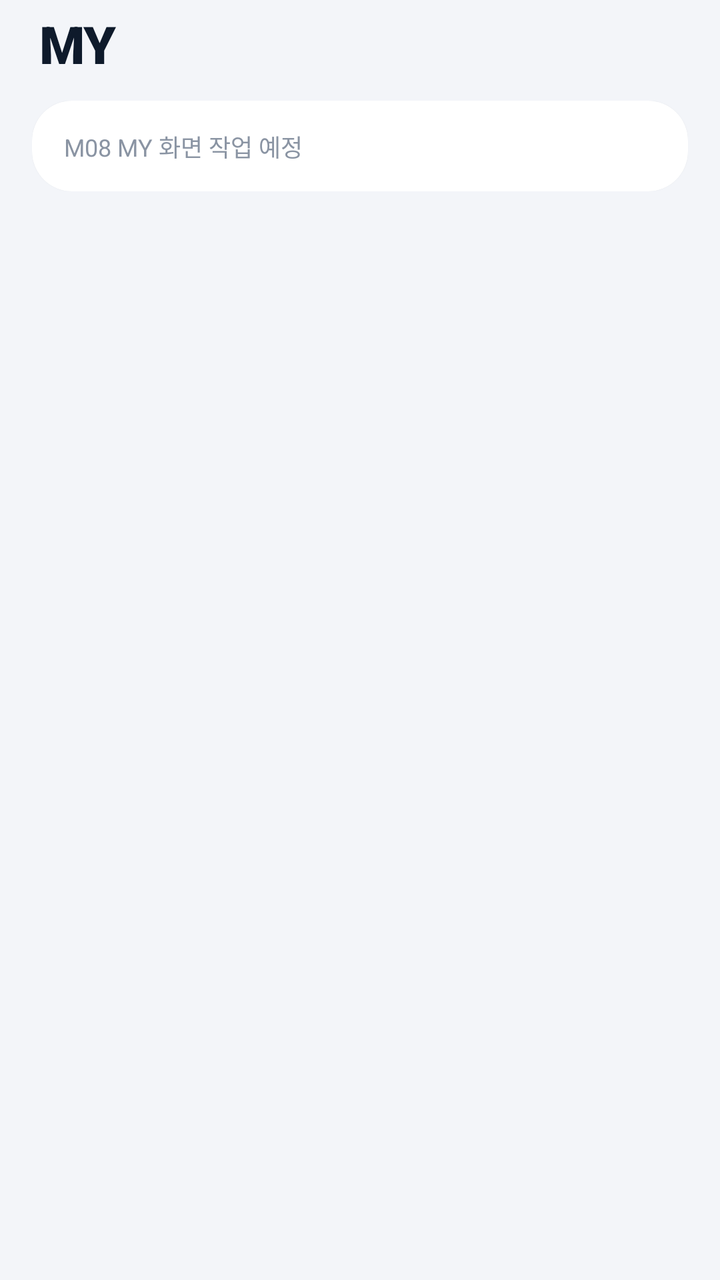
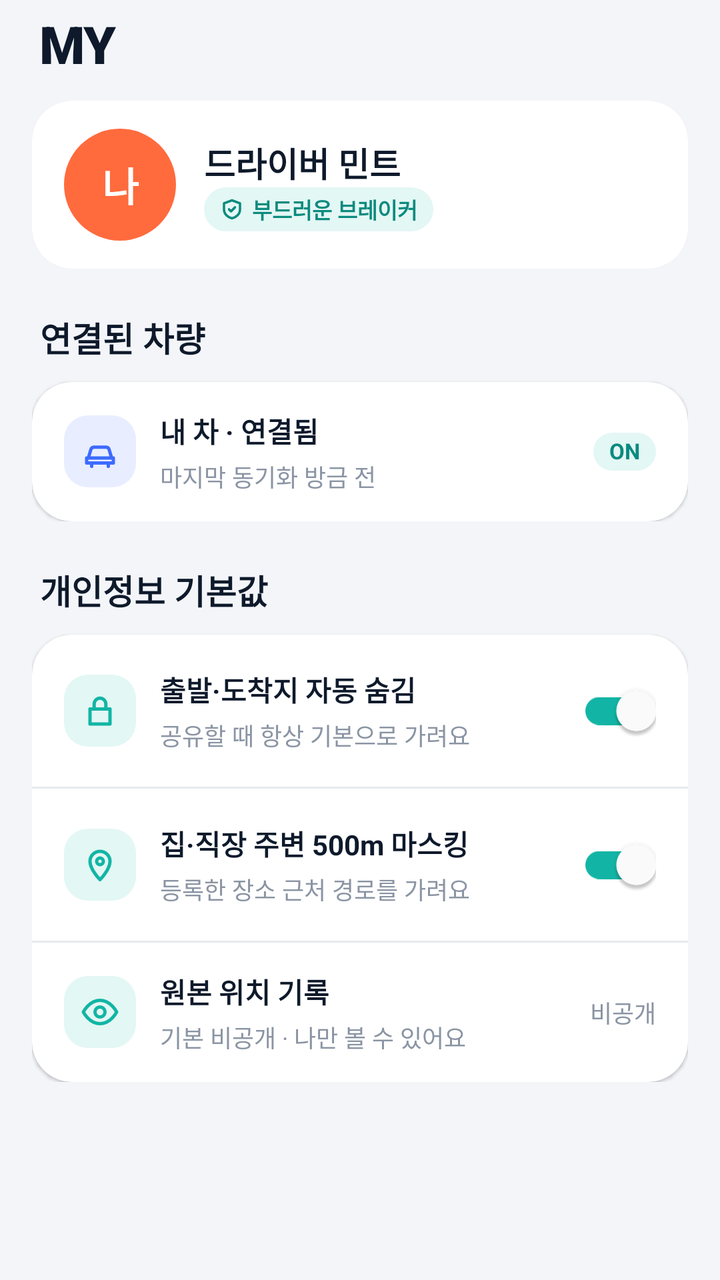

Screens rendered from an Android XML layout before and after an edit, with the pre-edit source and the edit as a unified diff.
<!-- AndroidManifest.xml: application theme Theme.CarlogMobile -->
<!-- res/layout/fragment_my.xml -->
<?xml version="1.0" encoding="utf-8"?>
<androidx.core.widget.NestedScrollView xmlns:android="http://schemas.android.com/apk/res/android"
    xmlns:app="http://schemas.android.com/apk/res-auto"
    android:layout_width="match_parent"
    android:layout_height="match_parent"
    android:fillViewport="true">

    <LinearLayout
        android:layout_width="match_parent"
        android:layout_height="wrap_content"
        android:orientation="vertical"
        android:paddingBottom="@dimen/cl_space_20">

        
        <LinearLayout style="@style/Widget.Carlog.PageHeader">

            <TextView
                style="@style/Carlog.Text.PageTitle"
                android:layout_width="0dp"
                android:layout_height="wrap_content"
                android:layout_weight="1"
                android:text="@string/tab_my" />

        </LinearLayout>

        
        <LinearLayout style="@style/Widget.Carlog.Section">

            <com.google.android.material.card.MaterialCardView
                android:layout_width="match_parent"
                android:layout_height="wrap_content">

                <LinearLayout style="@style/Widget.Carlog.CardContent">

                    <TextView
                        style="@style/Carlog.Text.Caption"
                        android:layout_width="wrap_content"
                        android:layout_height="wrap_content"
                        android:text="M08 MY 화면 작업 예정" />

                </LinearLayout>
            </com.google.android.material.card.MaterialCardView>
        </LinearLayout>
    </LinearLayout>
</androidx.core.widget.NestedScrollView>
<!-- resources referenced by this layout -->
<resources>
  <!-- unchanged entries left out for length: 40 -->
</resources>

<!-- the commit's change to res/layout/fragment_my.xml (unified diff, before → after) -->
@@ -1,45 +1,275 @@
 <?xml version="1.0" encoding="utf-8"?>
-<androidx.core.widget.NestedScrollView xmlns:android="http://schemas.android.com/apk/res/android"
+<androidx.core.widget.NestedScrollView
+    xmlns:android="http://schemas.android.com/apk/res/android"
     xmlns:app="http://schemas.android.com/apk/res-auto"
+    xmlns:tools="http://schemas.android.com/tools"
+    android:id="@+id/scroll_my"
     android:layout_width="match_parent"
     android:layout_height="match_parent"
-    android:fillViewport="true">
-
+    android:fillViewport="true"
+    tools:context=".ui.my.MyFragment"
+    tools:theme="@style/Theme.CarlogMobile">
     <LinearLayout
         android:layout_width="match_parent"
         android:layout_height="wrap_content"
         android:orientation="vertical"
         android:paddingBottom="@dimen/cl_space_20">
-
-        
-        <LinearLayout style="@style/Widget.Carlog.PageHeader">
-
+        <LinearLayout
+            style="@style/Widget.Carlog.PageHeader">
             <TextView
                 style="@style/Carlog.Text.PageTitle"
-                android:layout_width="0dp"
+                android:layout_width="match_parent"
                 android:layout_height="wrap_content"
-                android:layout_weight="1"
                 android:text="@string/tab_my" />
-
-        </LinearLayout>
-
-        
-        <LinearLayout style="@style/Widget.Carlog.Section">
-
+        </LinearLayout>
+
+        <LinearLayout
+            style="@style/Widget.Carlog.Section">
             <com.google.android.material.card.MaterialCardView
                 android:layout_width="match_parent"
                 android:layout_height="wrap_content">
-
-                <LinearLayout style="@style/Widget.Carlog.CardContent">
-
+                <LinearLayout
+                    style="@style/Widget.Carlog.CardContent"
+                    android:orientation="horizontal"
+                    android:gravity="center_vertical">
                     <TextView
-                        style="@style/Carlog.Text.Caption"
+                        style="@style/Widget.Carlog.Avatar"
+                        android:layout_width="@dimen/cl_my_profile_size"
+                        android:layout_height="@dimen/cl_my_profile_size"
+                        android:textSize="@dimen/cl_my_profile_text"
+                        android:backgroundTint="@color/cl_accent"
+                        android:importantForAccessibility="no"
+                        android:text="@string/my_avatar" />
+
+                    <LinearLayout
+                        android:layout_width="0dp"
+                        android:layout_height="wrap_content"
+                        android:orientation="vertical"
+                        android:layout_weight="1"
+                        android:layout_marginStart="@dimen/cl_space_14">
+                        <TextView
+                            style="@style/Carlog.Text.SectionTitle"
+                            android:layout_width="match_parent"
+                            android:layout_height="wrap_content"
+                            android:text="@string/my_driver" />
+
+                        <TextView
+                            style="@style/Widget.Carlog.TitleChip.Teal"
+                            android:layout_width="wrap_content"
+                            android:layout_height="wrap_content"
+                            app:drawableStartCompat="@drawable/ic_title_shield"
+                            android:text="@string/my_title_badge" />
+                    </LinearLayout>
+                </LinearLayout>
+            </com.google.android.material.card.MaterialCardView>
+        </LinearLayout>
+
+        <LinearLayout
+            style="@style/Widget.Carlog.Section">
+            <LinearLayout
+                style="@style/Widget.Carlog.SectionHeader">
+                <TextView
+                    style="@style/Carlog.Text.SectionTitle.Fill"
+                    android:layout_width="0dp"
+                    android:layout_height="wrap_content"
+                    android:layout_weight="1"
+                    android:accessibilityHeading="true"
+                    android:text="@string/my_vehicle_title" />
+            </LinearLayout>
+
+            <com.google.android.material.card.MaterialCardView
+                android:layout_width="match_parent"
+                android:layout_height="wrap_content">
+                <LinearLayout
+                    style="@style/Widget.Carlog.CardContent"
+                    android:orientation="horizontal"
+                    android:gravity="center_vertical">
+                    <androidx.appcompat.widget.AppCompatImageView
+                        android:layout_width="@dimen/cl_icon_round_size"
+                        android:layout_height="@dimen/cl_icon_round_size"
+                        android:importantForAccessibility="no"
+                        app:srcCompat="@drawable/ic_car"
+                        style="@style/Widget.Carlog.CourseIcon"
+                        android:backgroundTint="@color/cl_chip_blue_bg"
+                        app:tint="@color/cl_blue" />
+
+                    <LinearLayout
+                        android:layout_width="0dp"
+                        android:layout_height="wrap_content"
+                        android:orientation="vertical"
+                        android:layout_weight="1"
+                        android:layout_marginStart="@dimen/cl_space_12">
+                        <TextView
+                            style="@style/Carlog.Text.Body.Bold"
+                            android:layout_width="match_parent"
+                            android:layout_height="wrap_content"
+                            android:text="@string/course_connected" />
+
+                        <TextView
+                            style="@style/Carlog.Text.Caption"
+                            android:layout_width="match_parent"
+                            android:layout_height="wrap_content"
+                            android:layout_marginTop="@dimen/cl_space_4"
+                            android:text="@string/my_sync" />
+                    </LinearLayout>
+
+                    <TextView
+                        style="@style/Widget.Carlog.TitleChip.Teal"
                         android:layout_width="wrap_content"
                         android:layout_height="wrap_content"
-                        android:text="M08 MY 화면 작업 예정" />
-
+                        android:text="@string/my_connection_on" />
                 </LinearLayout>
             </com.google.android.material.card.MaterialCardView>
         </LinearLayout>
+
+        <LinearLayout
+            style="@style/Widget.Carlog.Section">
+            <LinearLayout
+                style="@style/Widget.Carlog.SectionHeader">
+                <TextView
+                    style="@style/Carlog.Text.SectionTitle.Fill"
+                    android:layout_width="0dp"
+                    android:layout_height="wrap_content"
+                    android:layout_weight="1"
+                    android:accessibilityHeading="true"
+                    android:text="@string/my_privacy_title" />
+            </LinearLayout>
+
+            <com.google.android.material.card.MaterialCardView
+                android:layout_width="match_parent"
+                android:layout_height="wrap_content">
+                <LinearLayout
+                    android:layout_width="match_parent"
+                    android:layout_height="wrap_content"
+                    android:orientation="vertical">
+                    <LinearLayout
+                        style="@style/Widget.Carlog.ListItem">
+                        <androidx.appcompat.widget.AppCompatImageView
+                            android:layout_width="@dimen/cl_icon_round_size"
+                            android:layout_height="@dimen/cl_icon_round_size"
+                            android:importantForAccessibility="no"
+                            app:srcCompat="@drawable/ic_lock"
+                            style="@style/Widget.Carlog.CourseIcon"
+                            android:backgroundTint="@color/cl_chip_teal_bg"
+                            app:tint="@color/cl_teal" />
+
+                        <LinearLayout
+                            android:layout_width="0dp"
+                            android:layout_height="wrap_content"
+                            android:orientation="vertical"
+                            android:layout_weight="1"
+                            android:layout_marginStart="@dimen/cl_space_12"
+                            android:layout_marginEnd="@dimen/cl_space_8">
+                            <TextView
+                                style="@style/Carlog.Text.Body.Bold"
+                                android:layout_width="match_parent"
+                                android:layout_height="wrap_content"
+                                android:text="@string/my_privacy_0" />
+
+                            <TextView
+                                style="@style/Carlog.Text.Caption"
+                                android:layout_width="match_parent"
+                                android:layout_height="wrap_content"
+                                android:layout_marginTop="@dimen/cl_space_4"
+                                android:text="@string/my_privacy_hint_0" />
+                        </LinearLayout>
+
+                        <com.google.android.material.switchmaterial.SwitchMaterial
+                            android:id="@+id/switch_my_privacy_0"
+                            style="@style/Widget.Carlog.Switch"
+                            android:layout_width="wrap_content"
+                            android:layout_height="wrap_content"
+                            android:checked="true"
+                            android:contentDescription="@string/my_privacy_0" />
+                    </LinearLayout>
+
+                    <View
+                        style="@style/Widget.Carlog.Divider" />
+
+                    <LinearLayout
+                        style="@style/Widget.Carlog.ListItem">
+                        <androidx.appcompat.widget.AppCompatImageView
+                            android:layout_width="@dimen/cl_icon_round_size"
+                            android:layout_height="@dimen/cl_icon_round_size"
+                            android:importantForAccessibility="no"
+                            app:srcCompat="@drawable/ic_pin"
+                            style="@style/Widget.Carlog.CourseIcon"
+                            android:backgroundTint="@color/cl_chip_teal_bg"
+                            app:tint="@color/cl_teal" />
+
+                        <LinearLayout
+                            android:layout_width="0dp"
+                            android:layout_height="wrap_content"
+                            android:orientation="vertical"
+                            android:layout_weight="1"
+                            android:layout_marginStart="@dimen/cl_space_12"
+                            android:layout_marginEnd="@dimen/cl_space_8">
+                            <TextView
+                                style="@style/Carlog.Text.Body.Bold"
+                                android:layout_width="match_parent"
+                                android:layout_height="wrap_content"
+                                android:text="@string/my_privacy_1" />
+
+                            <TextView
+                                style="@style/Carlog.Text.Caption"
+                                android:layout_width="match_parent"
+                                android:layout_height="wrap_content"
+                                android:layout_marginTop="@dimen/cl_space_4"
+                                android:text="@string/my_privacy_hint_1" />
+                        </LinearLayout>
+
+                        <com.google.android.material.switchmaterial.SwitchMaterial
+                            android:id="@+id/switch_my_privacy_1"
+                            style="@style/Widget.Carlog.Switch"
+                            android:layout_width="wrap_content"
+                            android:layout_height="wrap_content"
+                            android:checked="true"
+                            android:contentDescription="@string/my_privacy_1" />
+                    </LinearLayout>
+
+                    <View
+                        style="@style/Widget.Carlog.Divider" />
+
+                    <LinearLayout
+                        style="@style/Widget.Carlog.ListItem">
+                        <androidx.appcompat.widget.AppCompatImageView
+                            android:layout_width="@dimen/cl_icon_round_size"
+                            android:layout_height="@dimen/cl_icon_round_size"
+                            android:importantForAccessibility="no"
+                            app:srcCompat="@drawable/ic_eye"
+                            style="@style/Widget.Carlog.CourseIcon"
+                            android:backgroundTint="@color/cl_chip_teal_bg"
+                            app:tint="@color/cl_teal" />
+
+                        <LinearLayout
+                            android:layout_width="0dp"
+                            android:layout_height="wrap_content"
+                            android:orientation="vertical"
+                            android:layout_weight="1"
+                            android:layout_marginStart="@dimen/cl_space_12"
+                            android:layout_marginEnd="@dimen/cl_space_8">
+                            <TextView
+                                style="@style/Carlog.Text.Body.Bold"
+                                android:layout_width="match_parent"
+                                android:layout_height="wrap_content"
+                                android:text="@string/my_privacy_2" />
+
+                            <TextView
+                                style="@style/Carlog.Text.Caption"
+                                android:layout_width="match_parent"
+                                android:layout_height="wrap_content"
+                                android:layout_marginTop="@dimen/cl_space_4"
+                                android:text="@string/my_privacy_hint_2" />
+                        </LinearLayout>
+
+                        <TextView
+                            style="@style/Carlog.Text.Caption"
+                            android:layout_width="wrap_content"
+                            android:layout_height="wrap_content"
+                            android:text="@string/my_private" />
+                    </LinearLayout>
+                </LinearLayout>
+            </com.google.android.material.card.MaterialCardView>
+        </LinearLayout>
     </LinearLayout>
 </androidx.core.widget.NestedScrollView>
<!-- resource entries referenced after the edit -->
@@ -1,5 +1,192 @@
 <!-- resources referenced by this layout -->
 <resources>
+  <color name="cl_blue">#3D6BFF</color>
+  <color name="cl_chip_blue_bg">#E8EEFF</color>
+  <color name="cl_chip_teal_bg">#E3F7F4</color>
+  <color name="cl_teal">#12B5A5</color>
+  <dimen name="cl_icon_round_size">36dp</dimen>
+  <dimen name="cl_my_profile_size">56dp</dimen>
+  <dimen name="cl_my_profile_text">20sp</dimen>
+  <dimen name="cl_space_14">14dp</dimen>
+  <dimen name="cl_space_4">4dp</dimen>
+  <!-- drawable ic_car (drawable) -->
+  <?xml version="1.0" encoding="utf-8"?>
+  <vector xmlns:android="http://schemas.android.com/apk/res/android"
+      android:width="24dp"
+      android:height="24dp"
+      android:viewportWidth="24"
+      android:viewportHeight="24">
+      <path
+          android:fillColor="#00000000"
+          android:pathData="M5,16 L6.5,11 A2,2 0 0,1 8.4,9.5 H15.6 A2,2 0 0,1 17.5,11 L19,16 M4,16 H20 V19 H4 Z M7,19 V21 M17,19 V21"
+          android:strokeWidth="2"
+          android:strokeColor="@color/cl_ink"
+          android:strokeLineCap="round"
+          android:strokeLineJoin="round" />
+  </vector>
+  <!-- drawable ic_eye (drawable) -->
+  <?xml version="1.0" encoding="utf-8"?>
+  <vector xmlns:android="http://schemas.android.com/apk/res/android"
+      android:width="24dp"
+      android:height="24dp"
+      android:viewportWidth="24"
+      android:viewportHeight="24">
+      <path
+          android:fillColor="#00000000"
+          android:pathData="M2,12 C2,12 5.5,5 12,5 C18.5,5 22,12 22,12 C22,12 18.5,19 12,19 C5.5,19 2,12 2,12 Z M9,12 A3,3 0 1,0 15,12 A3,3 0 1,0 9,12 Z"
+          android:strokeWidth="2"
+          android:strokeColor="@color/cl_ink"
+          android:strokeLineCap="round"
+          android:strokeLineJoin="round" />
+  </vector>
+  <!-- drawable ic_lock (drawable) -->
+  <?xml version="1.0" encoding="utf-8"?>
+  <vector
+      xmlns:android="http://schemas.android.com/apk/res/android"
+      xmlns:app="http://schemas.android.com/apk/res-auto"
+      xmlns:tools="http://schemas.android.com/tools"
+      android:width="@dimen/cl_icon_size"
+      android:height="@dimen/cl_icon_size"
+      android:viewportWidth="24"
+      android:viewportHeight="24">
+      <path
+          android:pathData="M6,11 H18 V20 H6 Z M8.5,11 V8 A3.5,3.5 0 0,1 15.5,8 V11"
+          android:fillColor="@android:color/transparent"
+          android:strokeColor="@color/cl_ink"
+          android:strokeWidth="2"
+          android:strokeLineCap="round"
+          android:strokeLineJoin="round" />
+  </vector>
+  <!-- drawable ic_pin (drawable) -->
+  <?xml version="1.0" encoding="utf-8"?>
+  <vector xmlns:android="http://schemas.android.com/apk/res/android"
+      android:width="24dp"
+      android:height="24dp"
+      android:viewportWidth="24"
+      android:viewportHeight="24">
+      <path
+          android:fillColor="#00000000"
+          android:pathData="M12,21 C12,21 6,15 6,10 A6,6 0 0,1 18,10 C18,15 12,21 12,21 Z M10,10 A2,2 0 1,0 14,10 A2,2 0 1,0 10,10 Z"
+          android:strokeWidth="2"
+          android:strokeColor="@color/cl_ink"
+          android:strokeLineCap="round"
+          android:strokeLineJoin="round" />
+  </vector>
+  <!-- drawable ic_title_shield (drawable) -->
+  <?xml version="1.0" encoding="utf-8"?>
+  <vector xmlns:android="http://schemas.android.com/apk/res/android"
+      android:width="12dp"
+      android:height="12dp"
+      android:viewportWidth="24"
+      android:viewportHeight="24">
+      <path
+          android:fillColor="#00000000"
+          android:pathData="M12,3 L20,6 V12 C20,17 16,20 12,21 C8,20 4,17 4,12 V6 Z M9,12 L11,14 L15,10"
+          android:strokeWidth="2.4"
+          android:strokeColor="@color/cl_ink"
+          android:strokeLineCap="round"
+          android:strokeLineJoin="round" />
+  </vector>
+  <string name="course_connected">내 차 · 연결됨</string>
+  <string name="my_avatar">나</string>
+  <string name="my_connection_on">ON</string>
+  <string name="my_driver">드라이버 민트</string>
+  <string name="my_privacy_0">출발·도착지 자동 숨김</string>
+  <string name="my_privacy_1">집·직장 주변 500m 마스킹</string>
+  <string name="my_privacy_2">원본 위치 기록</string>
+  <string name="my_privacy_hint_0">공유할 때 항상 기본으로 가려요</string>
+  <string name="my_privacy_hint_1">등록한 장소 근처 경로를 가려요</string>
+  <string name="my_privacy_hint_2">기본 비공개 · 나만 볼 수 있어요</string>
+  <string name="my_privacy_title">개인정보 기본값</string>
+  <string name="my_private">비공개</string>
+  <string name="my_sync">마지막 동기화 방금 전</string>
+  <string name="my_title_badge">부드러운 브레이커</string>
+  <string name="my_vehicle_title">연결된 차량</string>
+  <style name="Carlog.Text.Body.Bold">
+          <item name="android:textStyle">bold</item>
+      </style>
+  <style name="Carlog.Text.SectionTitle">
+          <item name="android:textSize">@dimen/cl_text_section</item>
+          <item name="android:textStyle">bold</item>
+      </style>
+  <style name="Carlog.Text.SectionTitle.Fill">
+          <item name="android:layout_width">0dp</item>
+          <item name="android:layout_height">wrap_content</item>
+          <item name="android:layout_weight">1</item>
+      </style>
+  <style name="Widget.Carlog.Avatar" parent="">
+          <item name="android:layout_width">@dimen/cl_avatar_size</item>
+          <item name="android:layout_height">@dimen/cl_avatar_size</item>
+          <item name="android:background">@drawable/bg_avatar</item>
+          <item name="android:gravity">center</item>
+          <item name="android:maxLines">1</item>
+          <item name="android:textColor">@color/cl_white</item>
+          <item name="android:textSize">@dimen/cl_text_chip</item>
+          <item name="android:textStyle">bold</item>
+          <item name="android:includeFontPadding">false</item>
+      </style>
+  <style name="Widget.Carlog.CourseIcon" parent="">
+          <item name="android:layout_width">@dimen/cl_icon_round_size</item>
+          <item name="android:layout_height">@dimen/cl_icon_round_size</item>
+          <item name="android:background">@drawable/bg_icon_round</item>
+          <item name="android:padding">@dimen/cl_space_8</item>
+          <item name="android:importantForAccessibility">no</item>
+      </style>
+  <style name="Widget.Carlog.Divider" parent="">
+          <item name="android:layout_width">match_parent</item>
+          <item name="android:layout_height">@dimen/cl_divider</item>
+          <item name="android:background">@color/cl_line</item>
+      </style>
+  <style name="Widget.Carlog.ListItem" parent="">
+          <item name="android:layout_width">match_parent</item>
+          <item name="android:layout_height">wrap_content</item>
+          <item name="android:orientation">horizontal</item>
+          <item name="android:gravity">center_vertical</item>
+          <item name="android:paddingStart">@dimen/cl_list_item_padding_h</item>
+          <item name="android:paddingEnd">@dimen/cl_list_item_padding_h</item>
+          <item name="android:paddingTop">@dimen/cl_list_item_padding_v</item>
+          <item name="android:paddingBottom">@dimen/cl_list_item_padding_v</item>
+          <item name="android:background">?attr/selectableItemBackground</item>
+      </style>
+  <style name="Widget.Carlog.SectionHeader" parent="">
+          <item name="android:layout_width">match_parent</item>
+          <item name="android:layout_height">wrap_content</item>
+          <item name="android:orientation">horizontal</item>
+          <item name="android:baselineAligned">true</item>
+          <item name="android:layout_marginStart">@dimen/cl_space_4</item>
+          <item name="android:layout_marginEnd">@dimen/cl_space_4</item>
+          <item name="android:layout_marginTop">@dimen/cl_space_6</item>
+          <item name="android:layout_marginBottom">@dimen/cl_space_10</item>
+      </style>
+  <style name="Widget.Carlog.Switch" parent="Widget.MaterialComponents.CompoundButton.Switch">
+          <item name="thumbTint">@color/cl_white</item>
+          <item name="trackTint">@color/selector_switch_track</item>
+          <item name="useMaterialThemeColors">false</item>
+      </style>
+  <style name="Widget.Carlog.TitleChip.Teal">
+          <item name="android:backgroundTint">@color/cl_chip_teal_bg</item>
+          <item name="android:textColor">@color/cl_chip_teal_fg</item>
+          <item name="android:drawableTint">@color/cl_chip_teal_fg</item>
+      </style>
+  <dimen name="cl_text_section">17sp</dimen>
+  <dimen name="cl_avatar_size">34dp</dimen>
+  <!-- drawable bg_avatar (drawable) -->
+  <?xml version="1.0" encoding="utf-8"?>
+  <shape xmlns:android="http://schemas.android.com/apk/res/android" android:shape="oval">
+      <solid android:color="@color/cl_accent" />
+  </shape>
+  <dimen name="cl_text_chip">13sp</dimen>
+  <!-- drawable bg_icon_round (drawable) -->
+  <?xml version="1.0" encoding="utf-8"?>
+  <shape xmlns:android="http://schemas.android.com/apk/res/android" android:shape="rectangle">
+      <solid android:color="@color/cl_surface_sub" />
+      <corners android:radius="@dimen/cl_icon_radius" />
+  </shape>
+  <dimen name="cl_list_item_padding_h">16dp</dimen>
+  <dimen name="cl_list_item_padding_v">14dp</dimen>
+  <dimen name="cl_space_10">10dp</dimen>
+  <color name="cl_chip_teal_fg">#0B8A7E</color>
+  <dimen name="cl_icon_radius">12dp</dimen>
   <!-- unchanged entries left out for length: 40 -->
 </resources>
 
